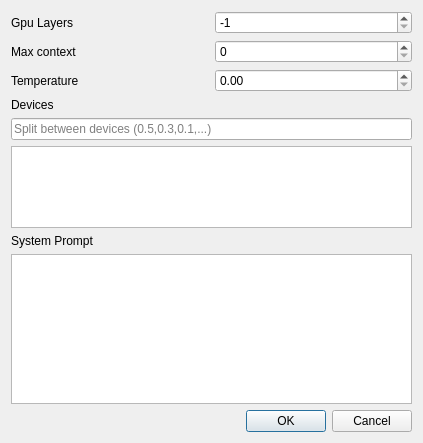
This is dialogconfig.ui in artthirt/LLMTest as Qt 5 draws it before an edit. The edited form follows.
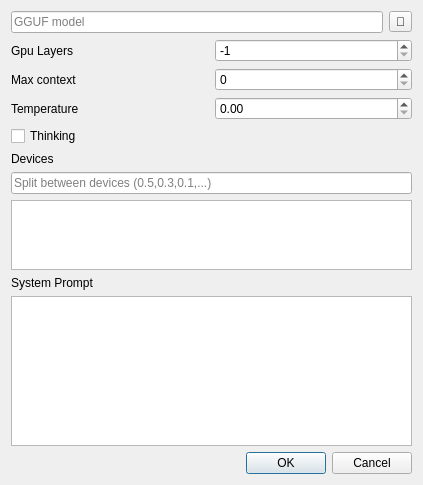
This is the edited form.

Diff of the .ui file:
```diff
--- a/dialogconfig.ui
+++ b/dialogconfig.ui
@@ -14,6 +14,27 @@
    <string>Settings</string>
   </property>
   <layout class="QVBoxLayout" name="verticalLayout">
+   <item>
+    <layout class="QHBoxLayout" name="horizontalLayout">
+     <property name="topMargin">
+      <number>0</number>
+     </property>
+     <item>
+      <widget class="QLineEdit" name="lePath">
+       <property name="placeholderText">
+        <string>GGUF model</string>
+       </property>
+      </widget>
+     </item>
+     <item>
+      <widget class="QToolButton" name="tbtSelect">
+       <property name="text">
+        <string>📂</string>
+       </property>
+      </widget>
+     </item>
+    </layout>
+   </item>
    <item>
     <layout class="QGridLayout" name="gridLayout">
      <item row="0" column="0">
@@ -62,6 +83,13 @@
      </item>
     </layout>
    </item>
+   <item>
+    <widget class="QCheckBox" name="chbThinking">
+     <property name="text">
+      <string>Thinking</string>
+     </property>
+    </widget>
+   </item>
    <item>
     <widget class="QLabel" name="label_4">
      <property name="text">
```
